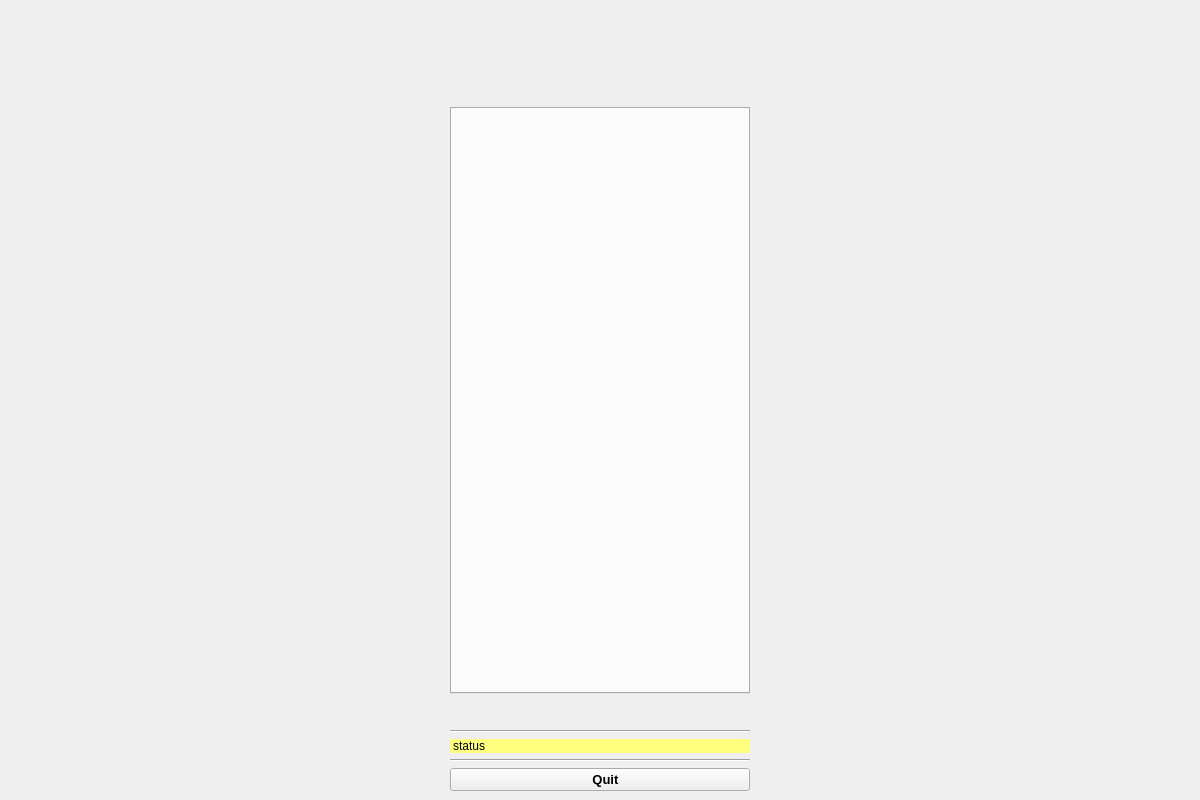
Old version of the form cladplus_cladviz/resources/cladviz.ui in the repository openlmd/cladplus.
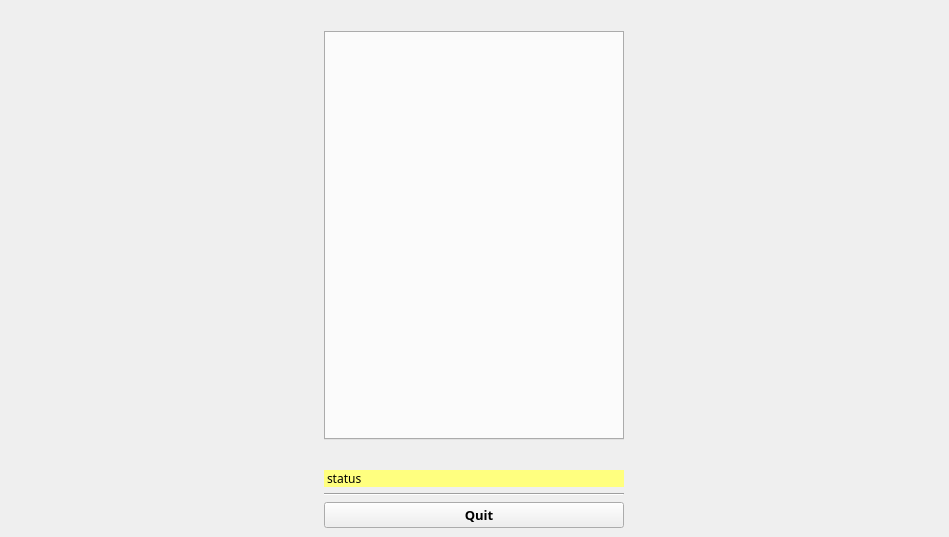
New version of the form. Icons and pictures are not drawn.

```diff
--- a/cladplus_cladviz/resources/cladviz.ui
+++ b/cladplus_cladviz/resources/cladviz.ui
@@ -6,8 +6,8 @@
    <rect>
     <x>0</x>
     <y>0</y>
-    <width>1200</width>
-    <height>800</height>
+    <width>949</width>
+    <height>537</height>
    </rect>
   </property>
   <property name="sizePolicy">
@@ -30,9 +30,7 @@
   </property>
   <property name="font">
    <font>
-    <pointsize>9</pointsize>
-    <weight>50</weight>
-    <bold>false</bold>
+    <family>LMD Control</family>
    </font>
   </property>
   <property name="windowTitle">
@@ -63,37 +61,61 @@
      <bold>false</bold>
     </font>
    </property>
-   <layout class="QGridLayout" name="gridLayout">
-    <item row="22" column="1">
-     <widget class="QLabel" name="lblStatus">
+   <layout class="QGridLayout" name="gridLayout_5">
+    <item row="2" column="1">
+     <widget class="QWidget" name="wdtDisplay" native="true">
+      <property name="minimumSize">
+       <size>
+        <width>300</width>
+        <height>0</height>
+       </size>
+      </property>
+      <property name="maximumSize">
+       <size>
+        <width>300</width>
+        <height>300</height>
+       </size>
+      </property>
+      <layout class="QVBoxLayout" name="vl_display">
+       <property name="sizeConstraint">
+        <enum>QLayout::SetMinimumSize</enum>
+       </property>
+      </layout>
+     </widget>
+    </item>
+    <item row="4" column="1">
+     <widget class="Line" name="line_2">
+      <property name="orientation">
+       <enum>Qt::Horizontal</enum>
+      </property>
+     </widget>
+    </item>
+    <item row="0" column="1">
+     <widget class="QLabel" name="lblLogo">
       <property name="maximumSize">
        <size>
         <width>300</width>
         <height>16777215</height>
        </size>
       </property>
-      <property name="styleSheet">
-       <string notr="true">background-color: rgb(255, 255, 127);</string>
+      <property name="frameShape">
+       <enum>QFrame::NoFrame</enum>
+      </property>
+      <property name="lineWidth">
+       <number>1</number>
       </property>
       <property name="text">
-       <string>status</string>
+       <string/>
       </property>
-      <property name="margin">
-       <number>3</number>
+      <property name="pixmap">
+       <pixmap>+.png</pixmap>
       </property>
-      <property name="indent">
-       <number>3</number>
+      <property name="alignment">
+       <set>Qt::AlignCenter</set>
       </property>
      </widget>
     </item>
-    <item row="0" column="0" rowspan="25">
-     <layout class="QHBoxLayout" name="boxPlot">
-      <property name="spacing">
-       <number>0</number>
-      </property>
-     </layout>
-    </item>
-    <item row="24" column="1">
+    <item row="5" column="1">
      <widget class="QPushButton" name="btnQuit">
       <property name="enabled">
        <bool>true</bool>
@@ -138,42 +160,7 @@
       </property>
      </widget>
     </item>
-    <item row="23" column="1">
-     <widget class="Line" name="line_3">
-      <property name="orientation">
-       <enum>Qt::Horizontal</enum>
-      </property>
-     </widget>
-    </item>
-    <item row="21" column="1">
-     <widget class="Line" name="line_2">
-      <property name="orientation">
-       <enum>Qt::Horizontal</enum>
-      </property>
-     </widget>
-    </item>
-    <item row="20" column="1">
-     <widget class="QWidget" name="wdtDisplay" native="true">
-      <property name="minimumSize">
-       <size>
-        <width>300</width>
-        <height>0</height>
-       </size>
-      </property>
-      <property name="maximumSize">
-       <size>
-        <width>300</width>
-        <height>300</height>
-       </size>
-      </property>
-      <layout class="QVBoxLayout" name="vl_display">
-       <property name="sizeConstraint">
-        <enum>QLayout::SetMinimumSize</enum>
-       </property>
-      </layout>
-     </widget>
-    </item>
-    <item row="18" column="1">
+    <item row="1" column="1">
      <widget class="QTabWidget" name="tabWidget">
       <property name="minimumSize">
        <size>
@@ -197,28 +184,35 @@
       </property>
      </widget>
     </item>
-    <item row="4" column="1" rowspan="5">
-     <widget class="QLabel" name="lblLogo">
+    <item row="0" column="0" rowspan="6">
+     <layout class="QHBoxLayout" name="boxPlot">
+      <property name="spacing">
+       <number>0</number>
+      </property>
+      <property name="sizeConstraint">
+       <enum>QLayout::SetDefaultConstraint</enum>
+      </property>
+     </layout>
+    </item>
+    <item row="3" column="1">
+     <widget class="QLabel" name="lblStatus">
       <property name="maximumSize">
        <size>
         <width>300</width>
         <height>16777215</height>
        </size>
       </property>
-      <property name="frameShape">
-       <enum>QFrame::NoFrame</enum>
-      </property>
-      <property name="lineWidth">
-       <number>1</number>
+      <property name="styleSheet">
+       <string notr="true">background-color: rgb(255, 255, 127);</string>
       </property>
       <property name="text">
-       <string/>
+       <string>status</string>
       </property>
-      <property name="pixmap">
-       <pixmap>+.png</pixmap>
+      <property name="margin">
+       <number>3</number>
       </property>
-      <property name="alignment">
-       <set>Qt::AlignCenter</set>
+      <property name="indent">
+       <number>3</number>
       </property>
      </widget>
     </item>
```
Left out of the diff: 3 changed lines with no effect on the pictures.
